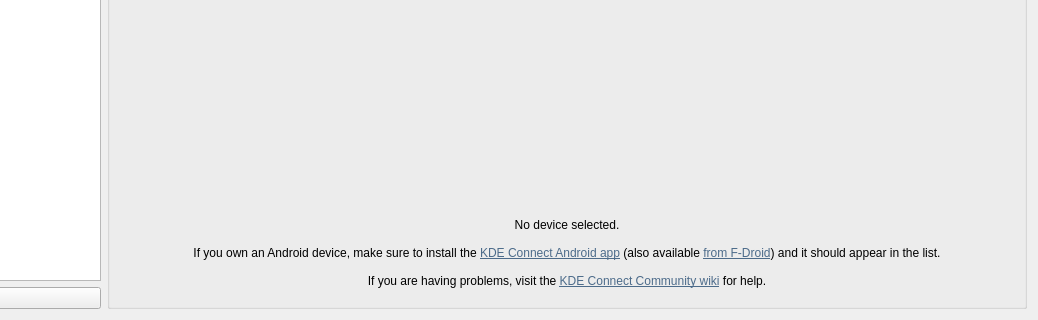
Qt form kcm/kcm.ui (KDE/kdeconnect-kde) before a commit; both pictures show x 160 to 1198 and y 208 to 528 of the 1198 by 528 pixel window.
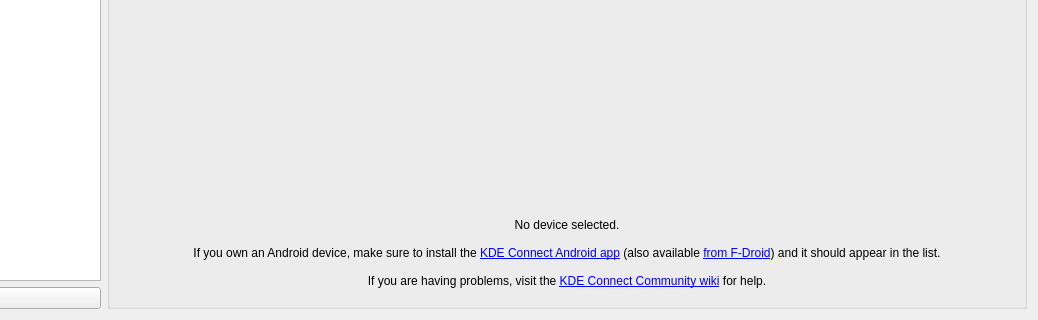
The same form after that commit. Icons and pictures are not drawn. Custom widgets are drawn as their Qt base class.

Commit message: kcm: Don't hardcode link color

```diff
--- a/kcm/kcm.ui
+++ b/kcm/kcm.ui
@@ -370,7 +370,7 @@
             </sizepolicy>
            </property>
            <property name="text">
-            <string>&lt;html&gt;&lt;head/&gt;&lt;body&gt;&lt;p&gt;No device selected.&lt;br&gt;&lt;br&gt;If you own an Android device, make sure to install the &lt;a href=&quot;https://play.google.com/store/apps/details?id=org.kde.kdeconnect_tp&quot;&gt;&lt;span style=&quot; text-decoration: underline; color:#4c6b8a;&quot;&gt;KDE Connect Android app&lt;/span&gt;&lt;/a&gt; (also available &lt;a href=&quot;https://f-droid.org/repository/browse/?fdid=org.kde.kdeconnect_tp&quot;&gt;&lt;span style=&quot; text-decoration: underline; color:#4c6b8a;&quot;&gt;from F-Droid&lt;/span&gt;&lt;/a&gt;) and it should appear in the list.&lt;br&gt;&lt;br&gt;If you are having problems, visit the &lt;a href=&quot;https://userbase.kde.org/KDEConnect&quot;&gt;&lt;span style=&quot; text-decoration: underline; color:#4c6b8a;&quot;&gt;KDE Connect Community wiki&lt;/span&gt;&lt;/a&gt; for help.&lt;/p&gt;&lt;/body&gt;&lt;/html&gt;</string>
+            <string>&lt;html&gt;&lt;head/&gt;&lt;body&gt;&lt;p&gt;No device selected.&lt;br&gt;&lt;br&gt;If you own an Android device, make sure to install the &lt;a href=&quot;https://play.google.com/store/apps/details?id=org.kde.kdeconnect_tp&quot;&gt;&lt;span style=&quot; text-decoration: underline;&quot;&gt;KDE Connect Android app&lt;/span&gt;&lt;/a&gt; (also available &lt;a href=&quot;https://f-droid.org/repository/browse/?fdid=org.kde.kdeconnect_tp&quot;&gt;&lt;span style=&quot; text-decoration: underline;&quot;&gt;from F-Droid&lt;/span&gt;&lt;/a&gt;) and it should appear in the list.&lt;br&gt;&lt;br&gt;If you are having problems, visit the &lt;a href=&quot;https://userbase.kde.org/KDEConnect&quot;&gt;&lt;span style=&quot; text-decoration: underline;&quot;&gt;KDE Connect Community wiki&lt;/span&gt;&lt;/a&gt; for help.&lt;/p&gt;&lt;/body&gt;&lt;/html&gt;</string>
            </property>
            <property name="textFormat">
             <enum>Qt::RichText</enum>
```
